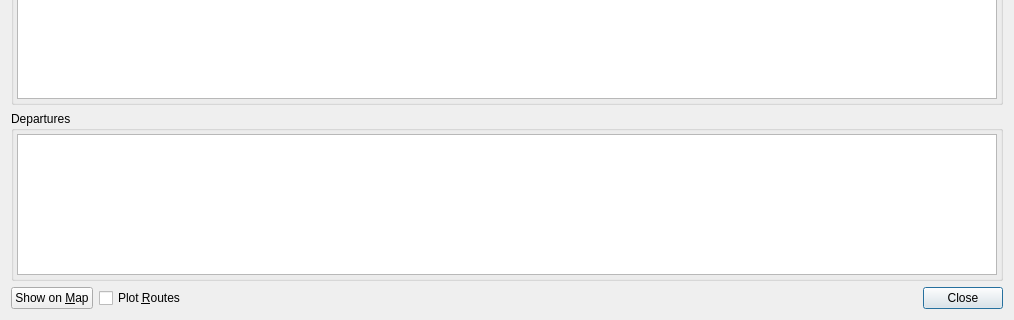
Above: branches/jonas_stable/QuteScoop/gui/AirportDetails.ui from qutescoop/qutescoop before the change; both pictures show x 0 to 1014 and y 265 to 585 of the 1014 by 585 pixel window. Below: the same form after it.
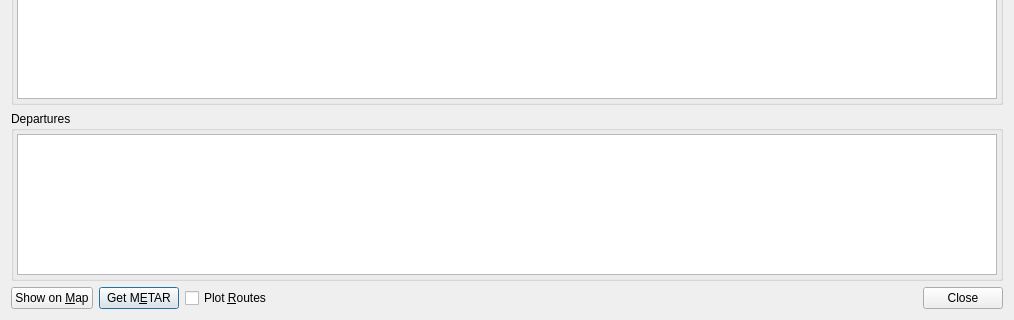
That is the form after the change. Icons and pictures are not drawn.

```diff
--- a/branches/jonas_stable/QuteScoop/gui/AirportDetails.ui
+++ b/branches/jonas_stable/QuteScoop/gui/AirportDetails.ui
@@ -318,6 +318,16 @@
        </property>
       </widget>
      </item>
+     <item>
+      <widget class="QPushButton" name="pbMetar">
+       <property name="toolTip">
+        <string>Will be displayed in the Metar Decoder Widget</string>
+       </property>
+       <property name="text">
+        <string>Get M&amp;ETAR</string>
+       </property>
+      </widget>
+     </item>
      <item>
       <widget class="QCheckBox" name="cbPlotRoutes">
        <property name="toolTip">
```
Left out of the diff: 3 changed lines with no effect on the pictures.
